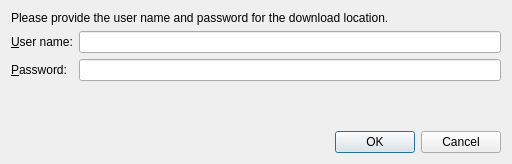
First picture: the form in QKeyMapper/QSimpleUpdater/src/AuthenticateDialog.ui, repository Zalafina/QKeyMapper, before the edit.
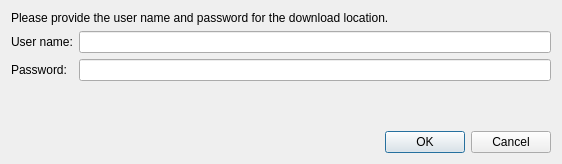
Second picture: the form after the edit.

What changed in the file:
```diff
--- a/QKeyMapper/QSimpleUpdater/src/AuthenticateDialog.ui
+++ b/QKeyMapper/QSimpleUpdater/src/AuthenticateDialog.ui
@@ -6,7 +6,7 @@
    <rect>
     <x>0</x>
     <y>0</y>
-    <width>512</width>
+    <width>562</width>
     <height>164</height>
    </rect>
   </property>
@@ -32,7 +32,7 @@
      <item row="0" column="0">
       <widget class="QLabel" name="label_2">
        <property name="text">
-        <string>&amp;User name:</string>
+        <string>User name:</string>
        </property>
        <property name="buddy">
         <cstring>userLE</cstring>
@@ -45,7 +45,7 @@
      <item row="1" column="0">
       <widget class="QLabel" name="label_3">
        <property name="text">
-        <string>&amp;Password:</string>
+        <string>Password:</string>
        </property>
        <property name="buddy">
         <cstring>passwordLE</cstring>
```
Left out of the diff: 8 changed lines with no effect on the pictures.
